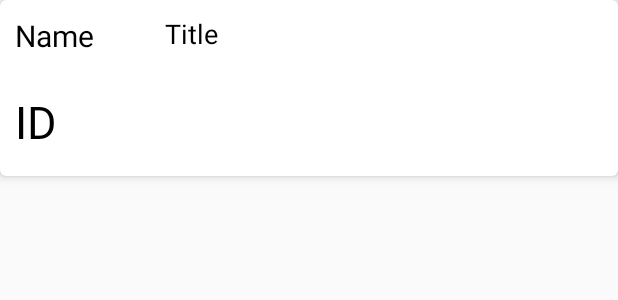
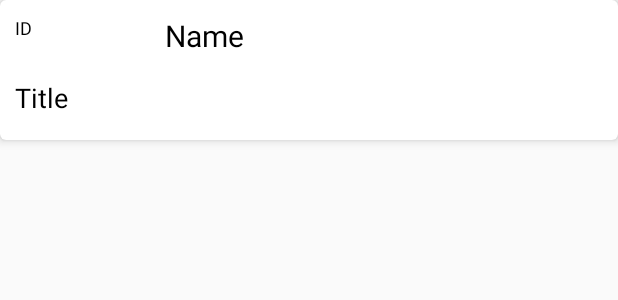
Before and after one commit to prachi2905/MVVM, an Android app: the layout user_data_ui.xml on its own in the app's theme, with its tools: preview values and no code run, on a phone screen of 412 x 824 dp. Shown: the top 300 px of the screen. Run offline under Robolectric (Android 15) with nearby library versions, the phone set to English and light mode, and no system bars.

Commit message:
user data ui implemntation

```diff
--- a/app/src/main/java/com/data/assignment/UI/adapter/UserDataAdapter.kt
+++ b/app/src/main/java/com/data/assignment/UI/adapter/UserDataAdapter.kt
@@ -37,9 +37,7 @@ class UserDataAdapter(
         holder.binding.root.appName.setText(dataList.get(i).title)
         holder.binding.root.idName.setText(dataList.get(i).id.toString())
         holder.binding.root.title.setText(dataList.get(i).body)
-        Log.e("ID", dataList.get(i).id.toString())
-        Log.e("title", dataList.get(i).title)
-        Log.e("body", dataList.get(i).body)
+
     }
 
     override fun getItemCount() = dataList.size
--- a/app/src/main/res/layout/user_data_ui.xml
+++ b/app/src/main/res/layout/user_data_ui.xml
@@ -22,16 +22,7 @@
             android:layout_height="match_parent"
             android:orientation="vertical">
 
-            <TextView
-                android:id="@+id/appName"
-                android:layout_width="match_parent"
-                android:layout_height="wrap_content"
-                android:layout_marginBottom="6dp"
-                android:minWidth="100dp"
-                android:padding="10dp"
-                android:text="Name"
-                android:textColor="#000000"
-                android:textSize="30px" />
+
 
             <TextView
                 android:id="@+id/idName"
@@ -41,10 +32,19 @@
                 android:minWidth="100dp"
                 android:padding="10dp"
                 android:text="ID"
-                android:layout_below="@+id/title"
                 android:textColor="#000000"
-                android:textSize="30sp" />
-
+                android:textSize="12sp" />
+            <TextView
+                android:id="@+id/appName"
+                android:layout_width="wrap_content"
+                android:layout_height="wrap_content"
+                android:layout_marginBottom="6dp"
+                android:minWidth="100dp"
+                android:padding="10dp"
+                android:text="Name"
+                android:layout_toRightOf="@+id/idName"
+                android:textColor="#000000"
+                android:textSize="30px" />
             <TextView
                 android:id="@+id/title"
                 android:layout_width="match_parent"
@@ -52,7 +52,7 @@
                 android:layout_marginBottom="6dp"
                 android:minWidth="100dp"
                 android:padding="10dp"
-                android:layout_toEndOf="@+id/idName"
+                android:layout_below="@+id/idName"
                 android:text="Title"
 
                 android:textColor="#000000"
```
